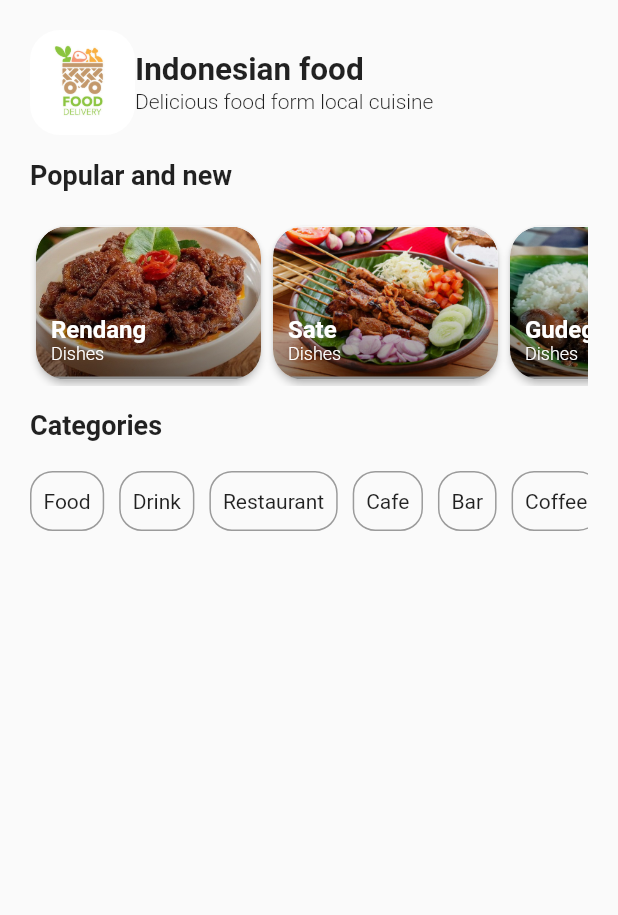
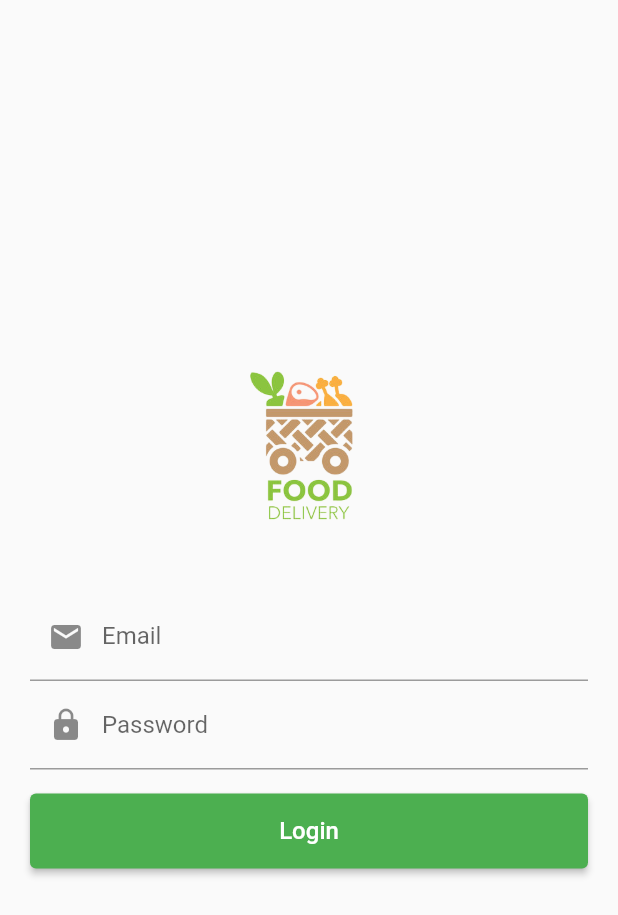
Before and after one commit to cperdiansyah/flutter_submission_pemula, a Flutter app: the screen it shows after launch, on a phone screen of 412 x 824 dp. Shown: the top 915 px of the screen. Run offline on Flutter 3.47's test engine with Material 2 defaults, Android fonts, the phone set to English and light mode, and no system bars.

Commit message:
feat: add login screen

```diff
--- a/lib/home_screens.dart
+++ /dev/null
@@ -1,85 +0,0 @@
-import 'package:flutter/material.dart';
-
-class HomeScreen extends StatelessWidget {
-  const HomeScreen({Key? key}) : super(key: key);
-
-  @override
-  Widget build(BuildContext context) {
-    return Scaffold(
-      body: SafeArea(
-        child: Padding(
-          padding: const EdgeInsets.only(top: 15.0),
-          child: Column(
-            children: <Widget>[
-              //Logo
-              Row(
-                mainAxisAlignment: MainAxisAlignment.start,
-                children: <Widget>[
-                  ClipRRect(
-                    borderRadius: BorderRadius.circular(20),
-                    child: Image.asset(
-                      'images/logo.jpg',
-                      width: 70,
-                      height: 70,
-                      fit: BoxFit.contain,
-                    ),
-                  ),
-                  Column(
-                    crossAxisAlignment: CrossAxisAlignment.start,
-                    children: const <Widget>[
-                      Text(
-                        'Indonesian food',
-                        style: TextStyle(
-                          fontSize: 21,
-                          fontWeight: FontWeight.bold,
-                        ),
-                      ),
-                      Text(
-                        'Delicious food form local cuisine',
-                        style: TextStyle(
-                          fontSize: 14,
-                          fontWeight: FontWeight.w300,
-                        ),
-                      ),
-                    ],
-                  ),
-                ],
-              ),
-              Padding(
-                padding: const EdgeInsets.only(left: 20.0, top: 20),
-                child: Row(
-                  children: <Widget>[
-                    Column(
-                      crossAxisAlignment: CrossAxisAlignment.start,
-                      children: <Widget>[
-                        Text(
-                          'Popular and News',
-                          style: TextStyle(
-                            fontSize: 18,
-                            fontWeight: FontWeight.bold,
-                          ),
-                        ),
-                        SizedBox(
-                          height: 20,
-                        ),
-                      ],
-                    ),
-                  ],
-                ),
-              ),
-            ],
-          ),
-        ),
-      ),
-    );
-  }
-}
-
-class PopularFoodList extends StatelessWidget {
-  const PopularFoodList({Key? key}) : super(key: key);
-
-  @override
-  Widget build(BuildContext context) {
-    return Container();
-  }
-}
--- /dev/null
+++ b/lib/login_screen.dart
@@ -0,0 +1,73 @@
+import 'package:flutter/material.dart';
+import 'package:submission_flutter_pemula/home_screen.dart';
+
+class LoginScreen extends StatelessWidget {
+  const LoginScreen({Key? key}) : super(key: key);
+
+  @override
+  Widget build(BuildContext context) {
+    return Scaffold(
+      body: Center(
+        child: Column(
+          crossAxisAlignment: CrossAxisAlignment.center,
+          mainAxisAlignment: MainAxisAlignment.center,
+          children: <Widget>[
+            Column(
+              children: <Widget>[
+                Image.asset(
+                  'images/logo.png',
+                  width: 150,
+                  height: 150,
+                  fit: BoxFit.contain,
+                ),
+              ],
+            ),
+            Column(
+              children: <Widget>[
+                Padding(
+                  padding: EdgeInsets.all(20.0),
+                  child: Column(
+                    children: <Widget>[
+                      TextField(
+                        decoration: InputDecoration(
+                          labelText: 'Email',
+                          prefixIcon: Icon(Icons.email),
+                        ),
+                      ),
+                      TextField(
+                        decoration: InputDecoration(
+                          labelText: 'Password',
+                          prefixIcon: Icon(Icons.lock),
+                        ),
+                      ),
+                      Padding(
+                        padding: const EdgeInsets.only(top: 16.0),
+                        child: ElevatedButton(
+                          child: Text(
+                            'Login',
+                            style: TextStyle(fontSize: 16),
+                          ),
+                          onPressed: () {
+                            Navigator.pushReplacement(
+                              context,
+                              MaterialPageRoute(
+                                builder: (context) => HomeScreen(),
+                              ),
+                            );
+                          },
+                          style: ElevatedButton.styleFrom(
+                            minimumSize: const Size.fromHeight(50),
+                          ),
+                        ),
+                      ),
+                    ],
+                  ),
+                )
+              ],
+            ),
+          ],
+        ),
+      ),
+    );
+  }
+}
--- a/lib/main.dart
+++ b/lib/main.dart
@@ -1,5 +1,6 @@
 import 'package:flutter/material.dart';
 import 'package:submission_flutter_pemula/home_screen.dart';
+import 'package:submission_flutter_pemula/splash_screen.dart';
 
 void main() {
   runApp(const MyApp());
@@ -17,7 +18,7 @@ class MyApp extends StatelessWidget {
         backgroundColor: Colors.white,
         visualDensity: VisualDensity.adaptivePlatformDensity,
       ),
-      home: HomeScreen(),
+      home: SplashScreen(),
     );
   }
 }
--- a/pubspec.yaml
+++ b/pubspec.yaml
@@ -29,11 +29,12 @@ environment:
 dependencies:
   flutter:
     sdk: flutter
-
+  cupertino_icons: ^1.0.2
+  intl: ^0.17.0
 
   # The following adds the Cupertino Icons font to your application.
   # Use with the CupertinoIcons class for iOS style icons.
-  cupertino_icons: ^1.0.2
+
 
 dev_dependencies:
   flutter_test:
```
Also changed, not shown: lib/home_screen.dart (+83 -5 lines), lib/model/food_data.dart (+10 -10 lines), lib/splash_screen.dart (added, +57 -0 lines), images/logo.jpg (deleted), images/logo.png (added), pubspec.lock, 1 other file.
